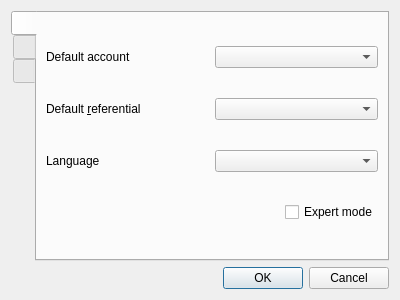
Above: res/ui/preferences.ui from duniter/sakia before the change. Below: the same form after it.
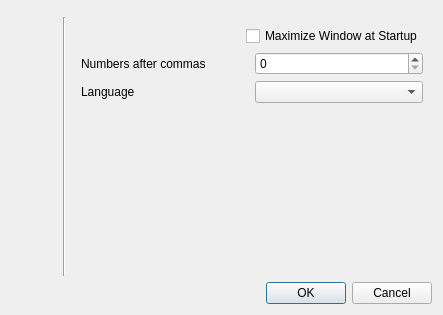
That is the form after the change. The open tabs and pages were chosen to show the change. Icons and pictures are not drawn.

Commit message: New preferences window

Patch:
```diff
--- a/res/ui/preferences.ui
+++ b/res/ui/preferences.ui
@@ -6,8 +6,8 @@
    <rect>
     <x>0</x>
     <y>0</y>
-    <width>400</width>
-    <height>300</height>
+    <width>443</width>
+    <height>315</height>
    </rect>
   </property>
   <property name="windowTitle">
@@ -15,18 +15,91 @@
   </property>
   <layout class="QVBoxLayout" name="verticalLayout">
    <item>
-    <widget class="QTabWidget" name="tabWidget">
-     <property name="tabPosition">
-      <enum>QTabWidget::West</enum>
+    <layout class="QHBoxLayout" name="horizontalLayout_2">
+     <property name="topMargin">
+      <number>6</number>
      </property>
+     <item>
+      <layout class="QVBoxLayout" name="verticalLayout_6">
+       <property name="leftMargin">
+        <number>6</number>
+       </property>
+       <item>
+        <widget class="QPushButton" name="button_app">
+         <property name="text">
+          <string/>
+         </property>
+         <property name="icon">
+          <iconset resource="../icons/icons.qrc">
+           <normaloff>:/icons/settings_app_icon</normaloff>:/icons/settings_app_icon</iconset>
+         </property>
+         <property name="iconSize">
+          <size>
+           <width>65</width>
+           <height>65</height>
+          </size>
+         </property>
+         <property name="flat">
+          <bool>true</bool>
+         </property>
+        </widget>
+       </item>
+       <item>
+        <widget class="QPushButton" name="button_display">
+         <property name="text">
+          <string/>
+         </property>
+         <property name="icon">
+          <iconset resource="../icons/icons.qrc">
+           <normaloff>:/icons/settings_display_icon</normaloff>:/icons/settings_display_icon</iconset>
+         </property>
+         <property name="iconSize">
+          <size>
+           <width>65</width>
+           <height>65</height>
+          </size>
+         </property>
+         <property name="flat">
+          <bool>true</bool>
+         </property>
+        </widget>
+       </item>
+       <item>
+        <widget class="QPushButton" name="button_network">
+         <property name="text">
+          <string/>
+         </property>
+         <property name="icon">
+          <iconset resource="../icons/icons.qrc">
+           <normaloff>:/icons/settings_network_icon</normaloff>:/icons/settings_network_icon</iconset>
+         </property>
+         <property name="iconSize">
+          <size>
+           <width>65</width>
+           <height>65</height>
+          </size>
+         </property>
+         <property name="flat">
+          <bool>true</bool>
+         </property>
+        </widget>
+       </item>
+      </layout>
+     </item>
+     <item>
+      <widget class="Line" name="line">
+       <property name="orientation">
+        <enum>Qt::Vertical</enum>
+       </property>
+      </widget>
+     </item>
+     <item>
+      <widget class="QStackedWidget" name="stackedWidget">
      <property name="currentIndex">
-      <number>2</number>
-     </property>
-     <widget class="QWidget" name="tabApplication">
-      <attribute name="title">
-       <string/>
-      </attribute>
-      <layout class="QVBoxLayout" name="verticalLayout_2">
+        <number>1</number>
+       </property>
+       <widget class="QWidget" name="page">
+        <layout class="QVBoxLayout" name="verticalLayout_7">
        <item>
         <layout class="QHBoxLayout" name="horizontalLayout">
          <item>
@@ -58,20 +131,6 @@
          </item>
         </layout>
        </item>
-       <item>
-        <layout class="QHBoxLayout" name="horizontalLayout_2">
-         <item>
-          <widget class="QLabel" name="label_2">
-           <property name="text">
-            <string>Language</string>
-           </property>
-          </widget>
-         </item>
-         <item>
-          <widget class="QComboBox" name="combo_language"/>
-         </item>
-        </layout>
-       </item>
        <item>
         <layout class="QHBoxLayout" name="horizontalLayout_4">
          <item>
@@ -96,13 +155,27 @@
          </item>
         </layout>
        </item>
-      </layout>
-     </widget>
-     <widget class="QWidget" name="displayTab">
-      <attribute name="title">
-       <string/>
-      </attribute>
-      <layout class="QVBoxLayout" name="verticalLayout_3">
+         <item>
+          <spacer name="verticalSpacer">
+           <property name="orientation">
+            <enum>Qt::Vertical</enum>
+           </property>
+           <property name="sizeHint" stdset="0">
+            <size>
+             <width>20</width>
+             <height>40</height>
+            </size>
+           </property>
+          </spacer>
+         </item>
+        </layout>
+        <zorder></zorder>
+        <zorder></zorder>
+        <zorder></zorder>
+        <zorder>verticalSpacer</zorder>
+       </widget>
+       <widget class="QWidget" name="page_2">
+        <layout class="QVBoxLayout" name="verticalLayout_2">
        <item>
         <layout class="QHBoxLayout" name="horizontalLayout_5">
          <item>
@@ -141,14 +214,43 @@
          </item>
         </layout>
        </item>
-      </layout>
-     </widget>
-     <widget class="QWidget" name="tabNetwork">
-      <attribute name="title">
-       <string/>
-      </attribute>
-     </widget>
-    </widget>
+         <item>
+          <layout class="QHBoxLayout" name="horizontalLayout_7">
+           <item>
+            <widget class="QLabel" name="label_5">
+             <property name="text">
+              <string>Language</string>
+             </property>
+            </widget>
+           </item>
+           <item>
+            <widget class="QComboBox" name="combo_language"/>
+           </item>
+          </layout>
+         </item>
+         <item>
+          <spacer name="verticalSpacer_2">
+           <property name="orientation">
+            <enum>Qt::Vertical</enum>
+           </property>
+           <property name="sizeHint" stdset="0">
+            <size>
+             <width>20</width>
+             <height>40</height>
+            </size>
+           </property>
+          </spacer>
+         </item>
+        </layout>
+        <zorder></zorder>
+        <zorder></zorder>
+        <zorder></zorder>
+        <zorder>verticalSpacer_2</zorder>
+       </widget>
+       <widget class="QWidget" name="page_3"/>
+      </widget>
+     </item>
+    </layout>
    </item>
    <item>
     <widget class="QDialogButtonBox" name="buttonBox">
```
Left out of the diff: 4 changed lines with no effect on the pictures. Lines whose indentation alone changed are shown as unchanged. The commit also changes 6 other files.
